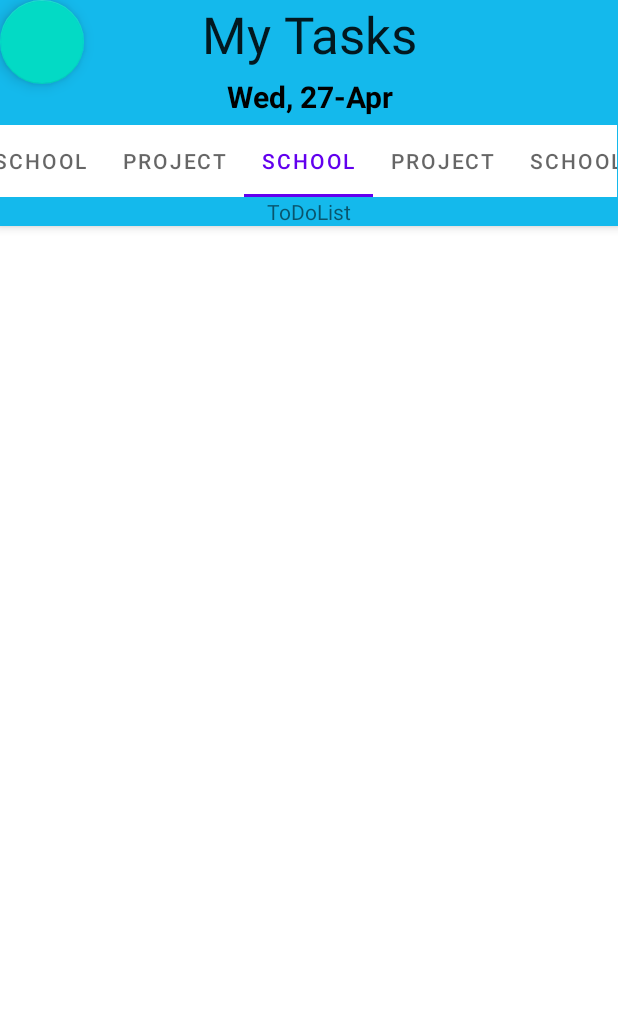
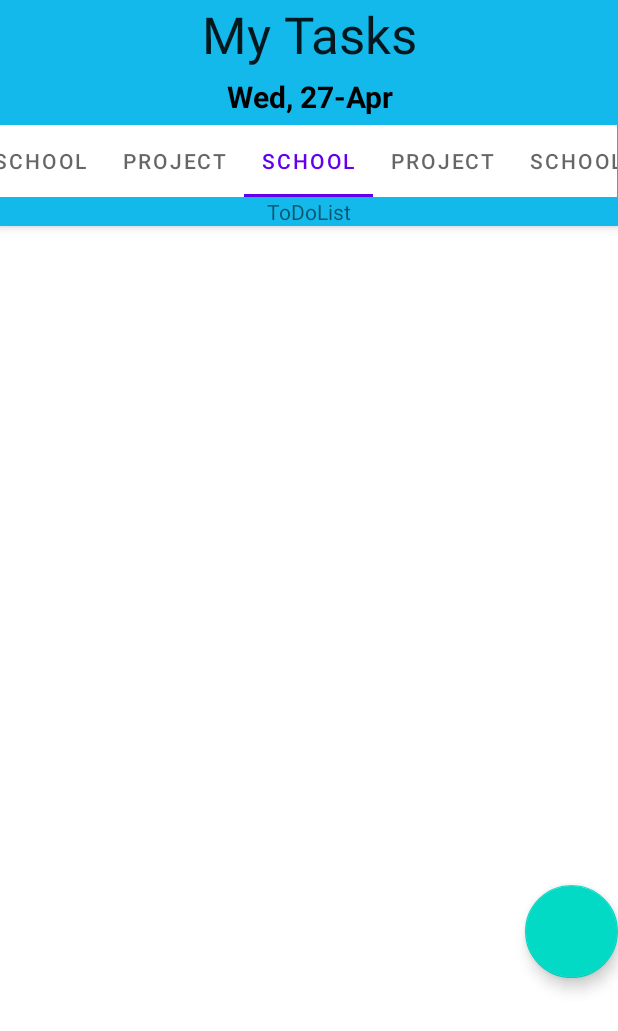
Before and after one commit to edenrosales/TaskManagement, an Android app: the screen it shows after launch (MainActivity), tab 4 chosen, on a phone screen of 412 x 824 dp. Shown: the top 1031 px of the screen. Run offline under Robolectric (Android 15) with nearby library versions, the phone set to English and light mode, and no system bars.

Commit message:
First commit with scroll view Not complete still need to test, Want to make sure after we add a task, it will show up in the todo list

```diff
--- a/app/src/main/java/com/example/taskmanagement/MainActivity.java
+++ b/app/src/main/java/com/example/taskmanagement/MainActivity.java
@@ -3,18 +3,26 @@ package com.example.taskmanagement;
 import android.content.Intent;
 import android.os.Bundle;
 import android.view.View;
+import android.widget.ListView;
+import androidx.appcompat.app.AppCompatActivity;
+import com.google.android.material.floatingactionbutton.FloatingActionButton;
 
-import androidx.appcompat.app.AppCompatActivity;
-
-import com.google.android.material.floatingactionbutton.FloatingActionButton;
+import java.util.LinkedList;
 
 public class MainActivity extends AppCompatActivity {
     private FloatingActionButton button;
+    ListView listview;
+    public static TaskList taskList;
 
     @Override
     protected void onCreate(Bundle savedInstanceState) {
         super.onCreate(savedInstanceState);
         setContentView(R.layout.activity_main);
+        listview = findViewById(R.id.list_view);
+        taskList = new TaskList();
+        //this needs to be changed to to--do list tasks linked list. Just want to make sure tasks is showing up properly first
+        TaskBoxAdapter taskBoxAdapter = new TaskBoxAdapter(this, R.layout.each_task, taskList.Tasks);
+        listview.setAdapter(taskBoxAdapter);
         button = (FloatingActionButton) findViewById(R.id.button);
         button.setOnClickListener(new View.OnClickListener() {
             @Override
--- /dev/null
+++ b/app/src/main/java/com/example/taskmanagement/TaskBoxAdapter.java
@@ -0,0 +1,34 @@
+package com.example.taskmanagement;
+
+import android.content.Context;
+import android.view.LayoutInflater;
+import android.view.View;
+import android.view.ViewGroup;
+import android.widget.ArrayAdapter;
+import android.widget.TextView;
+
+import androidx.annotation.NonNull;
+import androidx.annotation.Nullable;
+
+import java.util.LinkedList;
+
+public class TaskBoxAdapter extends ArrayAdapter<Task>  {
+    private Context mContext;
+    private int mResource;
+
+    public TaskBoxAdapter(@NonNull Context context, int resource, @NonNull LinkedList<Task> objects) {
+        super(context, resource, objects);
+        this.mContext = context;
+        this.mResource = resource;
+    }
+
+    @NonNull
+    @Override
+    public View getView(int position, @Nullable View convertView, @NonNull ViewGroup parent) {
+        LayoutInflater layoutInflater = LayoutInflater.from(mContext);
+        convertView = layoutInflater.inflate(mResource, parent, false);
+        TextView txtName = convertView.findViewById(R.id.task_list_name);
+        txtName.setText(getItem(position).getName());
+        return convertView;
+    }
+}
--- a/app/src/main/java/com/example/taskmanagement/TaskList.java
+++ b/app/src/main/java/com/example/taskmanagement/TaskList.java
@@ -33,6 +33,10 @@ public class TaskList {
     }
     public LinkedList<Task> getCalendarTasks(){
         return CalendarTasks;
+    }
+    //empty taskList()
+    public TaskList(){
+
     }
 
     //Might implement a trie tree later to make this more in depth.
--- a/app/src/main/res/layout/activity_main.xml
+++ b/app/src/main/res/layout/activity_main.xml
@@ -7,23 +7,31 @@
     android:background="#FFFFFF"
     tools:context="com.example.taskmanagement.MainActivity">
 
+    <ListView
+        android:id="@+id/list_view"
+        android:layout_width="match_parent"
+        android:layout_height="match_parent"
+        android:layout_marginTop="150dp"/>
+
     <com.google.android.material.floatingactionbutton.FloatingActionButton
         android:id="@+id/button"
-        android:layout_width="wrap_content"
-        android:layout_height="wrap_content"
-        android:text="Create New Task" />
+        android:layout_width="match_parent"
+        android:layout_height="match_parent"
+        android:layout_marginLeft="350dp"
+        android:layout_marginTop="590dp"
+        android:text="+" />
 
     <androidx.core.widget.NestedScrollView
         android:id="@+id/nestedScrollView"
         android:layout_width="match_parent"
-
-
-        android:layout_height="862dp"
+        android:layout_height="660dp"
+        android:layout_marginTop="150dp"
         app:layout_behavior="com.google.android.material.appbar.AppBarLayout$ScrollingViewBehavior"
         app:layout_constraintBottom_toBottomOf="parent"
         app:layout_constraintEnd_toEndOf="parent"
         app:layout_constraintStart_toStartOf="parent"
         app:layout_constraintTop_toTopOf="parent">
+
 
         <ScrollView
             android:layout_width="match_parent"
@@ -155,14 +163,4 @@
 
     </com.google.android.material.appbar.AppBarLayout>
 
-    <ScrollView
-        android:layout_width="match_parent"
-        android:layout_height="628dp">
-
-        <LinearLayout
-            android:layout_width="match_parent"
-            android:layout_height="wrap_content"
-            android:orientation="vertical" />
-    </ScrollView>
-
 </RelativeLayout>
```
Also changed, not shown: app/src/main/java/com/example/taskmanagement/AddTaskView.java (+3 -4 lines), app/src/main/res/drawable/task_box.xml (added, +7 -0 lines), app/src/main/res/layout/each_task.xml (added, +18 -0 lines).
